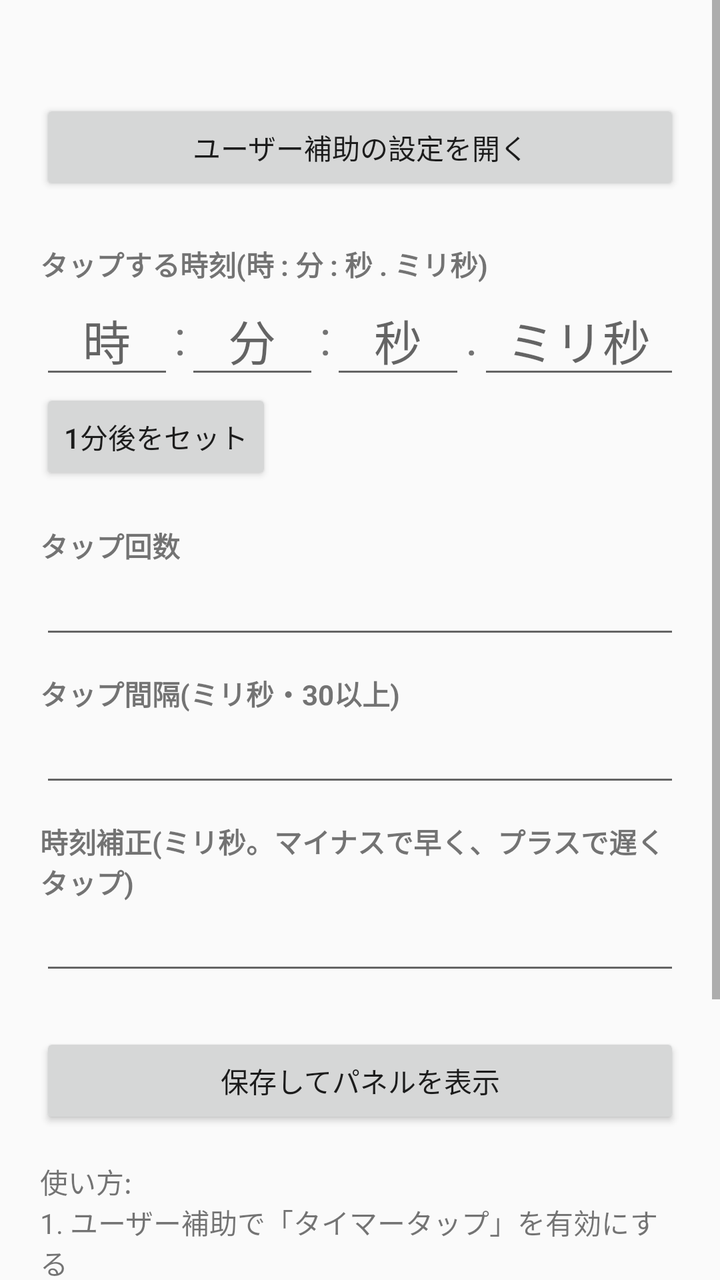
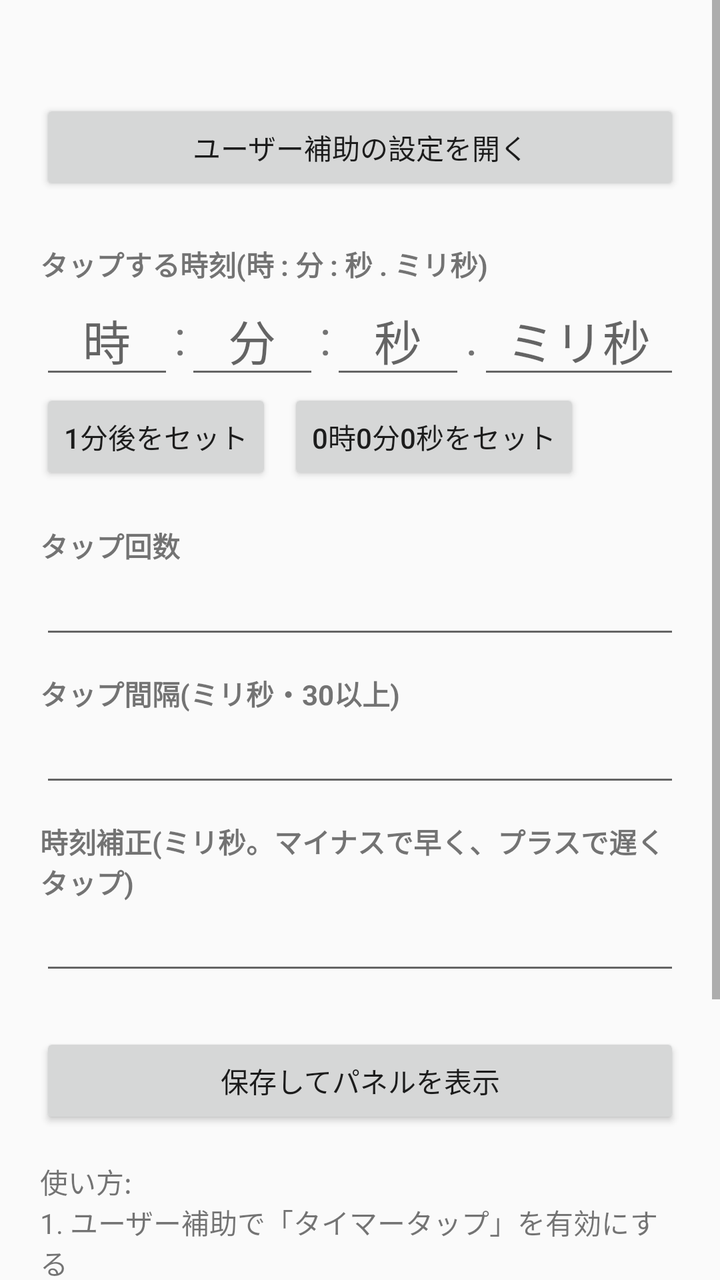

The first picture is an Android layout as it rendered before a commit; the second is the same layout after the commit. The layout source and the unified diff follow.
<!-- AndroidManifest.xml: application theme AppTheme -->
<!-- res/layout/activity_main.xml -->
<?xml version="1.0" encoding="utf-8"?>
<ScrollView xmlns:android="http://schemas.android.com/apk/res/android"
    android:layout_width="match_parent"
    android:layout_height="match_parent"
    android:fitsSystemWindows="true">

    <LinearLayout
        android:layout_width="match_parent"
        android:layout_height="wrap_content"
        android:orientation="vertical"
        android:padding="20dp">

        <TextView
            android:id="@+id/status"
            android:layout_width="match_parent"
            android:layout_height="wrap_content"
            android:textSize="16sp" />

        <Button
            android:id="@+id/btnAccessibility"
            android:layout_width="match_parent"
            android:layout_height="wrap_content"
            android:layout_marginTop="8dp"
            android:text="ユーザー補助の設定を開く" />

        <TextView
            android:layout_width="wrap_content"
            android:layout_height="wrap_content"
            android:layout_marginTop="24dp"
            android:text="タップする時刻(時 : 分 : 秒 . ミリ秒)"
            android:textStyle="bold" />

        <LinearLayout
            android:layout_width="match_parent"
            android:layout_height="wrap_content"
            android:gravity="center_vertical"
            android:orientation="horizontal">

            <EditText android:id="@+id/hour" android:layout_width="0dp" android:layout_height="wrap_content"
                android:layout_weight="2" android:gravity="center" android:hint="時" android:inputType="number"
                android:maxLength="2" android:textSize="24sp" android:importantForAutofill="no" />
            <TextView android:layout_width="wrap_content" android:layout_height="wrap_content" android:text=":" android:textSize="24sp" />
            <EditText android:id="@+id/minute" android:layout_width="0dp" android:layout_height="wrap_content"
                android:layout_weight="2" android:gravity="center" android:hint="分" android:inputType="number"
                android:maxLength="2" android:textSize="24sp" android:importantForAutofill="no" />
            <TextView android:layout_width="wrap_content" android:layout_height="wrap_content" android:text=":" android:textSize="24sp" />
            <EditText android:id="@+id/second" android:layout_width="0dp" android:layout_height="wrap_content"
                android:layout_weight="2" android:gravity="center" android:hint="秒" android:inputType="number"
                android:maxLength="2" android:textSize="24sp" android:importantForAutofill="no" />
            <TextView android:layout_width="wrap_content" android:layout_height="wrap_content" android:text="." android:textSize="24sp" />
            <EditText android:id="@+id/millis" android:layout_width="0dp" android:layout_height="wrap_content"
                android:layout_weight="3" android:gravity="center" android:hint="ミリ秒" android:inputType="number"
                android:maxLength="3" android:textSize="24sp" android:importantForAutofill="no" />
        </LinearLayout>

        <Button
            android:id="@+id/btnNow"
            android:layout_width="wrap_content"
            android:layout_height="wrap_content"
            android:text="1分後をセット" />

        <TextView
            android:layout_width="wrap_content"
            android:layout_height="wrap_content"
            android:layout_marginTop="20dp"
            android:text="タップ回数"
            android:textStyle="bold" />
        <EditText android:id="@+id/count" android:layout_width="match_parent" android:layout_height="wrap_content"
            android:inputType="number" android:maxLength="4" android:importantForAutofill="no" />

        <TextView
            android:layout_width="wrap_content"
            android:layout_height="wrap_content"
            android:layout_marginTop="12dp"
            android:text="タップ間隔(ミリ秒・30以上)"
            android:textStyle="bold" />
        <EditText android:id="@+id/interval" android:layout_width="match_parent" android:layout_height="wrap_content"
            android:inputType="number" android:maxLength="6" android:importantForAutofill="no" />

        <TextView
            android:layout_width="wrap_content"
            android:layout_height="wrap_content"
            android:layout_marginTop="12dp"
            android:text="時刻補正(ミリ秒。マイナスで早く、プラスで遅くタップ)"
            android:textStyle="bold" />
        <EditText android:id="@+id/offset" android:layout_width="match_parent" android:layout_height="wrap_content"
            android:inputType="numberSigned" android:maxLength="6" android:importantForAutofill="no" />

        <Button
            android:id="@+id/btnShow"
            android:layout_width="match_parent"
            android:layout_height="wrap_content"
            android:layout_marginTop="24dp"
            android:text="保存してパネルを表示" />

        <TextView
            android:layout_width="match_parent"
            android:layout_height="wrap_content"
            android:layout_marginTop="16dp"
            android:text="使い方:\n1. ユーザー補助で「タイマータップ」を有効にする\n2. 時刻を設定して「保存してパネルを表示」\n3. タップしたいアプリを開き、赤い照準マーカーをドラッグして位置を合わせる\n4. パネルの ▶ を押すと待機開始。設定時刻にマーカー位置をタップします\n\n設定時刻をすでに過ぎている場合は翌日の同時刻になります。" />
    </LinearLayout>
</ScrollView>
<!-- resources referenced by this layout -->
<resources>
  <style name="AppTheme" parent="android:Theme.Material.Light" />
</resources>

<!-- the commit's change to res/layout/activity_main.xml (unified diff, before → after) -->
@@ -53,11 +53,24 @@
                 android:maxLength="3" android:textSize="24sp" android:importantForAutofill="no" />
         </LinearLayout>
 
-        <Button
-            android:id="@+id/btnNow"
-            android:layout_width="wrap_content"
+        <LinearLayout
+            android:layout_width="match_parent"
             android:layout_height="wrap_content"
-            android:text="1分後をセット" />
+            android:orientation="horizontal">
+
+            <Button
+                android:id="@+id/btnNow"
+                android:layout_width="wrap_content"
+                android:layout_height="wrap_content"
+                android:text="1分後をセット" />
+
+            <Button
+                android:id="@+id/btnMidnight"
+                android:layout_width="wrap_content"
+                android:layout_height="wrap_content"
+                android:layout_marginStart="8dp"
+                android:text="0時0分0秒をセット" />
+        </LinearLayout>
 
         <TextView
             android:layout_width="wrap_content"
